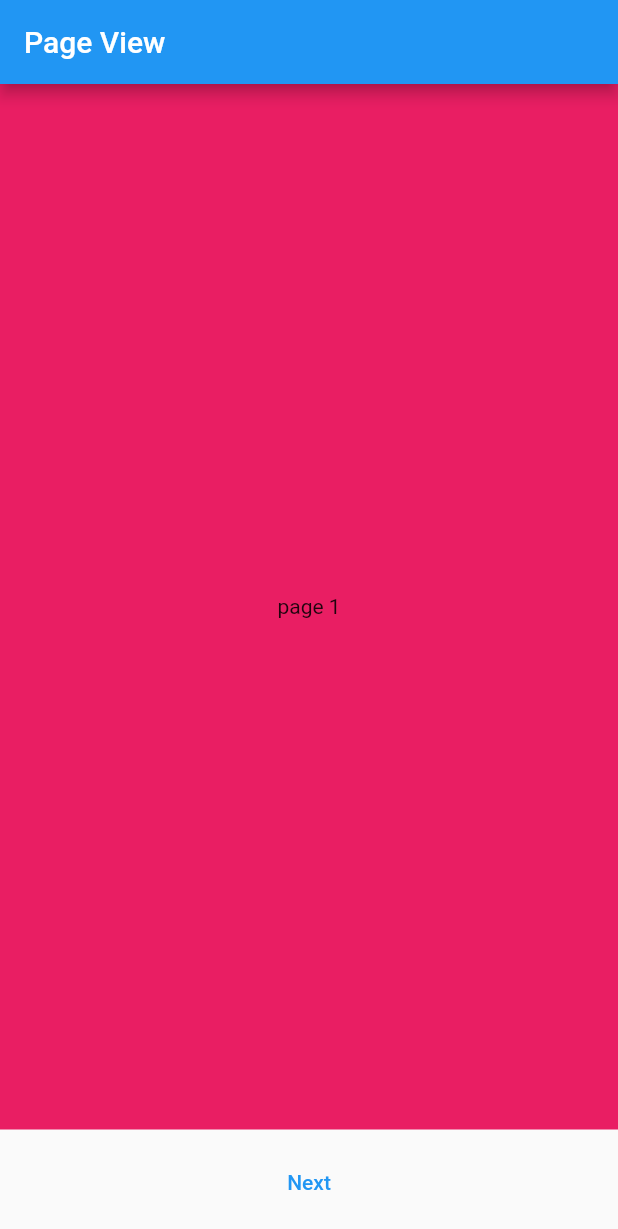
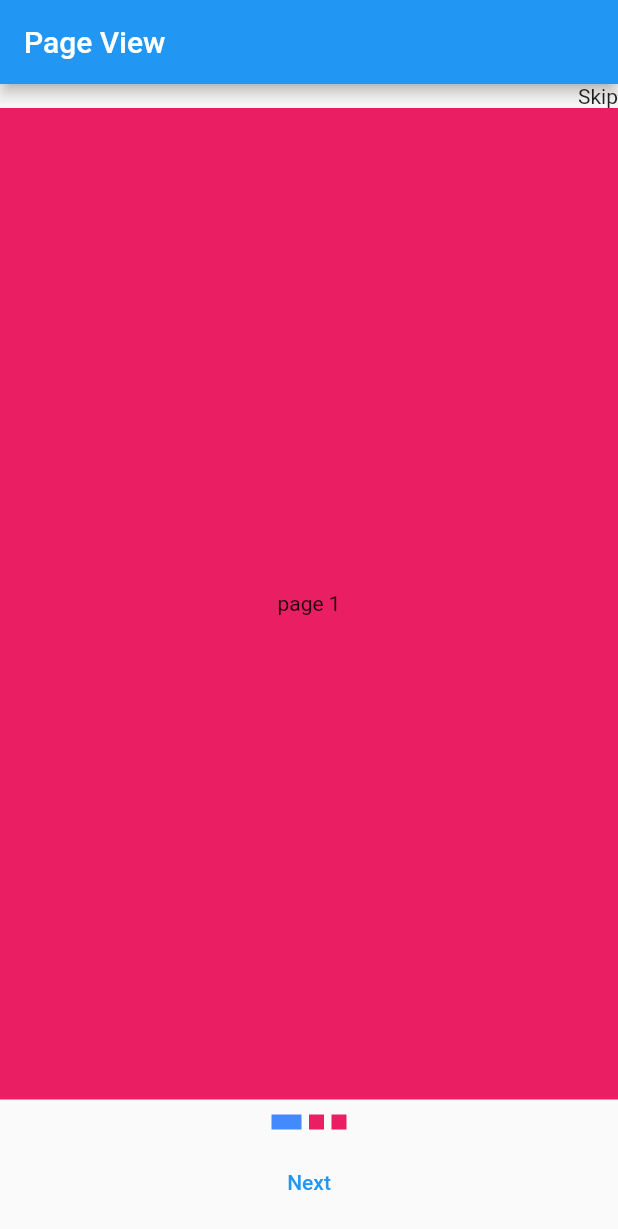
Before and after one commit to Abdusamad98/focus_node, a Flutter app: the screen it shows after launch, on a phone screen of 412 x 824 dp. Shown: the top 1229 px of the screen. Run offline on Flutter 3.47's test engine with Material 2 defaults, Android fonts, the phone set to English and light mode, and no system bars.

Commit message:
added new changes

```diff
--- a/lib/my_page_view.dart
+++ b/lib/my_page_view.dart
@@ -38,6 +38,10 @@ class _MyPageViewState extends State<MyPageView> {
       ),
       body: Column(
         children: [
+          Row(
+            mainAxisAlignment: MainAxisAlignment.spaceBetween,
+            children: [SizedBox(), Text("Skip")],
+          ),
           Expanded(
               child: PageView(
             physics: NeverScrollableScrollPhysics(),
@@ -47,6 +51,35 @@ class _MyPageViewState extends State<MyPageView> {
             controller: controller,
             children: screens,
           )),
+          SizedBox(
+            height: 10,
+          ),
+          Row(
+            mainAxisAlignment: MainAxisAlignment.center,
+            children: [
+              Container(
+                height: 10,
+                color: currentPageIndex == 0 ? Colors.blueAccent : Colors.pink,
+                width: currentPageIndex == 0 ? 20 : 10,
+              ),
+              SizedBox(
+                width: 5,
+              ),
+              Container(
+                height: 10,
+                color: currentPageIndex == 1 ? Colors.blueAccent : Colors.pink,
+                width: currentPageIndex == 1 ? 20 : 10,
+              ),
+              SizedBox(
+                width: 5,
+              ),
+              Container(
+                height: 10,
+                color: currentPageIndex == 2 ? Colors.blueAccent : Colors.pink,
+                width: currentPageIndex == 2 ? 20 : 10,
+              )
+            ],
+          ),
           TextButton(
               onPressed: () {
                 setState(() {
```
